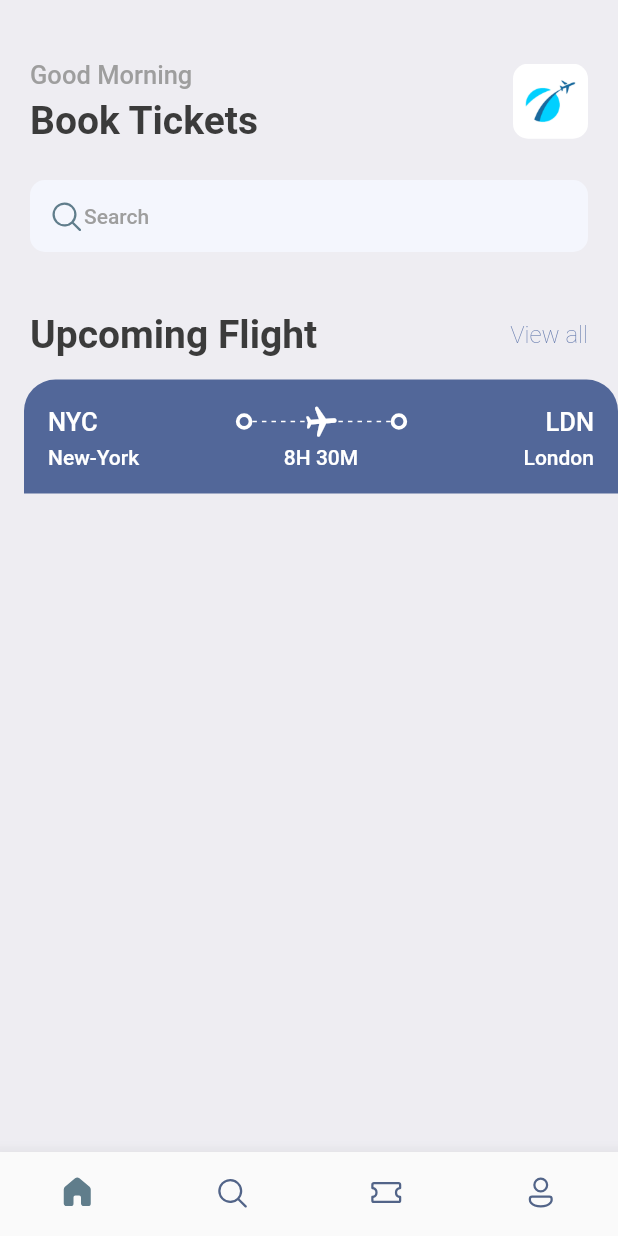
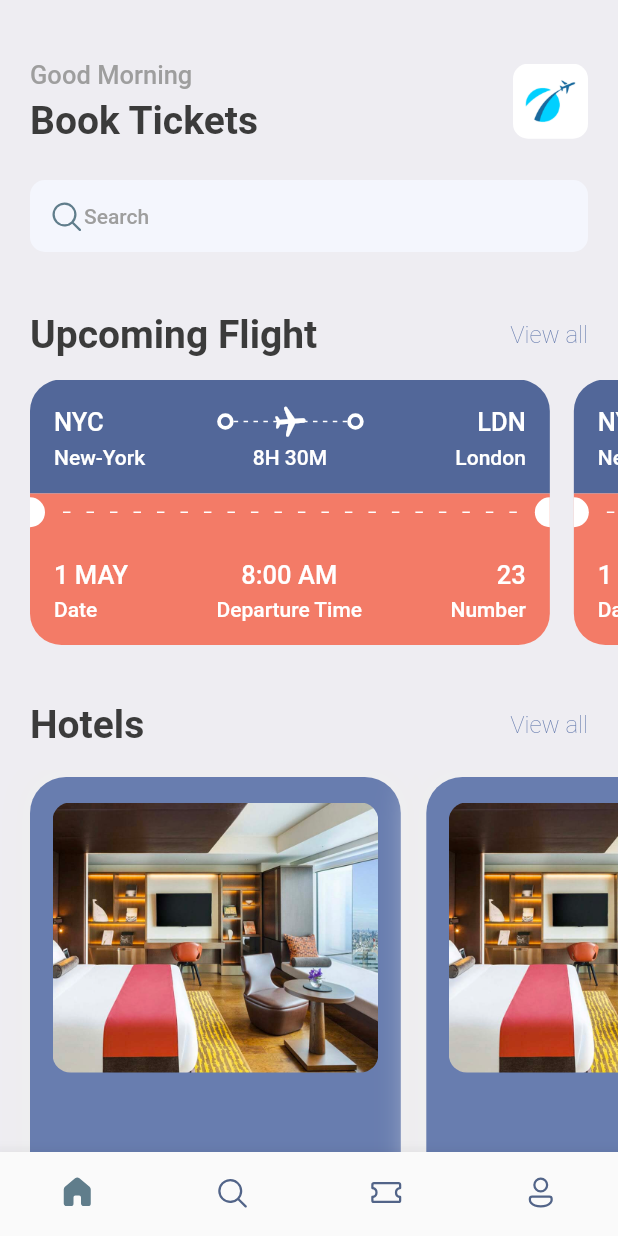
Before and after one commit to Aasimbhat/Ticket-Booking-App, a Flutter app: the screen it shows after launch, on a phone screen of 412 x 824 dp. Run offline on Flutter 3.47's test engine with Material 2 defaults, Android fonts, the phone set to English and light mode, and no system bars; our stand-ins replace fluentui_icons.

Commit message:
sections added

```diff
--- a/lib/screens/home_screen.dart
+++ b/lib/screens/home_screen.dart
@@ -1,4 +1,5 @@
 
+import 'package:booking_app/screens/hotel_screen.dart';
 import 'package:booking_app/screens/ticket_view.dart';
 import 'package:booking_app/utils/app_styles.dart';
 import 'package:fluentui_icons/fluentui_icons.dart';
@@ -80,12 +81,58 @@ class HomeScreen extends StatelessWidget {
                     child:
                   Text("View all",style: Styles.textStyle.copyWith(color: Styles.primaryColor)))
                   ],
-                )
+                ),
               ],
             ),
           ) ,
          SizedBox(height: 15,),
-         TicketView(),
+         SingleChildScrollView(
+          scrollDirection: Axis.horizontal,
+          padding: const EdgeInsets.only(left: 20),
+          child: Row(
+            children: [
+              TicketView(),
+              TicketView(),
+
+
+            ],
+          ),
+         ),
+       SizedBox(
+        height: 15,
+       ),
+        Container(
+          padding: const EdgeInsets.symmetric(horizontal: 20),
+          child: Row(
+                    mainAxisAlignment: MainAxisAlignment.spaceBetween,
+                    children: [
+                    Text("Hotels",style: Styles.headlineStyle,),
+                    InkWell(
+                      onTap: () {
+                        print("hello");
+                      },
+                      child:
+                    Text("View all",style: Styles.textStyle.copyWith(color: Styles.primaryColor)))
+                    ],
+                  ),
+        ),
+        SizedBox(
+          height: 15,
+        ),
+        SingleChildScrollView(
+          scrollDirection: Axis.horizontal,
+          padding: const EdgeInsets.only(left: 20),
+          child: Row(
+            children: [
+              HotelScreen(),
+              HotelScreen(),
+               HotelScreen(),
+              HotelScreen(),
+
+
+            ],
+          ),
+         ),
         ],
       ),
     );
--- /dev/null
+++ b/lib/screens/hotel_screen.dart
@@ -0,0 +1,44 @@
+import 'package:booking_app/utils/app_layout.dart';
+import 'package:booking_app/utils/app_styles.dart';
+import 'package:flutter/material.dart';
+
+class HotelScreen extends StatelessWidget {
+
+  @override
+  Widget build(BuildContext context) {
+    final size=AppLayout.getSize(context);
+    return Container(
+      width: size.width*0.6,
+      height: 350,
+      padding: const EdgeInsets.symmetric(horizontal: 15,vertical: 17),
+       margin: const EdgeInsets.only(right: 17,top: 5),
+      decoration: BoxDecoration(
+        color: Styles.primaryColor,
+        borderRadius: BorderRadius.circular(24),
+        boxShadow: [
+          BoxShadow(
+            color: Colors.grey.shade200,
+            blurRadius: 20,
+            spreadRadius: 5,
+          )
+        ]
+      ),
+      child: Column(
+        children: [
+          Container(
+            height: 180,
+            decoration: BoxDecoration(
+              borderRadius: BorderRadius.circular(12),
+              color: Styles.primaryColor,
+              image: DecorationImage(
+                fit: BoxFit.cover,
+                image: AssetImage(
+                "assets/images/one.png"
+              ))
+            ),
+          )
+        ],
+      ),
+    );
+  }
+}
--- a/lib/screens/ticket_view.dart
+++ b/lib/screens/ticket_view.dart
@@ -1,3 +1,4 @@
+
 import 'package:booking_app/screens/thick_container.dart';
 import 'package:booking_app/utils/app_layout.dart';
 import 'package:booking_app/utils/app_styles.dart';
@@ -14,10 +15,10 @@ class _TicketViewState extends State<TicketView> {
     final size = AppLayout.getSize(context);
 
     return SizedBox(
-      width: size.width,
+      width: size.width*0.88,
       height: 200,
       child: Container(
-        margin: const EdgeInsets.only(left: 16),
+        margin: const EdgeInsets.only(right: 16),
         child: Column(
           children: [
             Container(
@@ -106,8 +107,117 @@ class _TicketViewState extends State<TicketView> {
                 ],
               ),
             ),
+           Container(
+            color:Styles.orangeColor ,
+           child: Row(
+            children: [
+            const  SizedBox(
+                height: 20,
+                width: 10,
+                child: DecoratedBox(decoration: BoxDecoration(
+                  color: Colors.white,
+                  borderRadius: BorderRadius.only(
+                    topRight: Radius.circular(10),
+                    bottomRight: Radius.circular(10)
+                  )
+                ),),
+              ),
+                Expanded(child:Padding(
+                  padding: const EdgeInsets.all(12.0),
+                  child: LayoutBuilder (builder: (BuildContext context, BoxConstraints constraints) {
+                    return  Flex(
+                      direction:Axis.horizontal,
+                      mainAxisAlignment: MainAxisAlignment.spaceBetween,
+                      mainAxisSize: MainAxisSize.max,
+                      children: List.generate((constraints.constrainWidth()/15).floor(), (index) =>
+                     const SizedBox(
+                        width: 5,
+                        height: 1,
+                        child: DecoratedBox(
+                          decoration:
+                           BoxDecoration(
+                            color: Colors.white
 
+                           ),),
+                      )),
 
+                       );
+                   },
+
+                  ),
+                )
+
+                  ),
+               const SizedBox(
+                height: 20,
+                width: 10,
+                child: DecoratedBox(decoration: BoxDecoration(
+                  color: Colors.white,
+                  borderRadius: BorderRadius.only(
+                    topLeft: Radius.circular(10),
+                    bottomLeft: Radius.circular(10)
+                  )
+                ),),
+              ),
+            ],
+           ),
+           ),
+           Container(
+              decoration: BoxDecoration(
+                  color:Styles.orangeColor ,
+                  borderRadius: BorderRadius.only(
+                      bottomLeft: Radius.circular(21),
+                      bottomRight: Radius.circular(21))),
+              padding: const EdgeInsets.only(left: 16,top: 19,right: 16,bottom: 16),
+            child: Column(
+              children: [
+                Row(
+                  mainAxisAlignment: MainAxisAlignment.spaceBetween,
+                  children: [
+                    Column(
+                      crossAxisAlignment: CrossAxisAlignment.start,
+                      children: [
+                        Text("1 MAY",
+                        style: Styles.headlineStyle3.copyWith(color: Colors.white),
+                        ),
+                        SizedBox(
+                          height: 5,
+                        ),
+                        Text("Date",
+                        style: Styles.headlineStyle4.copyWith(color: Colors.white),)
+                      ],
+                    ),
+                      Column(
+                      crossAxisAlignment: CrossAxisAlignment.center,
+                      children: [
+                        Text("8:00 AM",
+                        style: Styles.headlineStyle3.copyWith(color: Colors.white),),
+                         SizedBox(
+                          height: 5,
+                        ),
+                        Text("Departure Time",
+                        style: Styles.headlineStyle4.copyWith(color: Colors.white),)
+                      ],
+                    ),
+                    Column(
+                      crossAxisAlignment: CrossAxisAlignment.end,
+                      children: [
+                        Text("23",
+                        style: Styles.headlineStyle3.copyWith(color: Colors.white),),
+                         SizedBox(
+                          height: 5,
+                        ),
+                        Text("Number",
+                        style: Styles.headlineStyle4.copyWith(color: Colors.white),)
+                      ],
+                    ),
+
+                  ],
+                )
+              ],
+            ),
+
+           )
           ],
         ),
       ),
--- a/lib/utils/app_styles.dart
+++ b/lib/utils/app_styles.dart
@@ -6,7 +6,7 @@ class Styles {
   static Color primaryColor = primary;
   static Color textColor = const Color(0xff3b3b3b);
   static Color bgColor = const Color(0xffeeedf2);
-  static Color orangeColor = const Color(0xff526799);
+  static Color orangeColor = const Color(0xfff37b67);
   static TextStyle textStyle =
       TextStyle(fontSize: 16, color: textColor, fontWeight: FontWeight.w200);
   static TextStyle headlineStyle =
```
